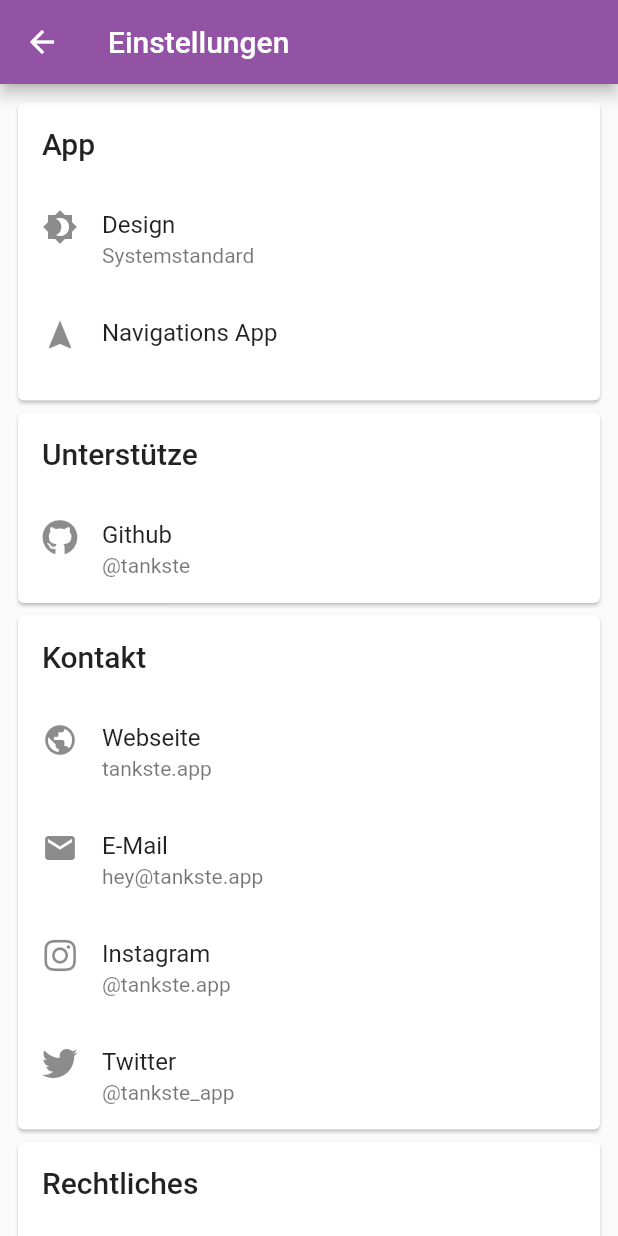
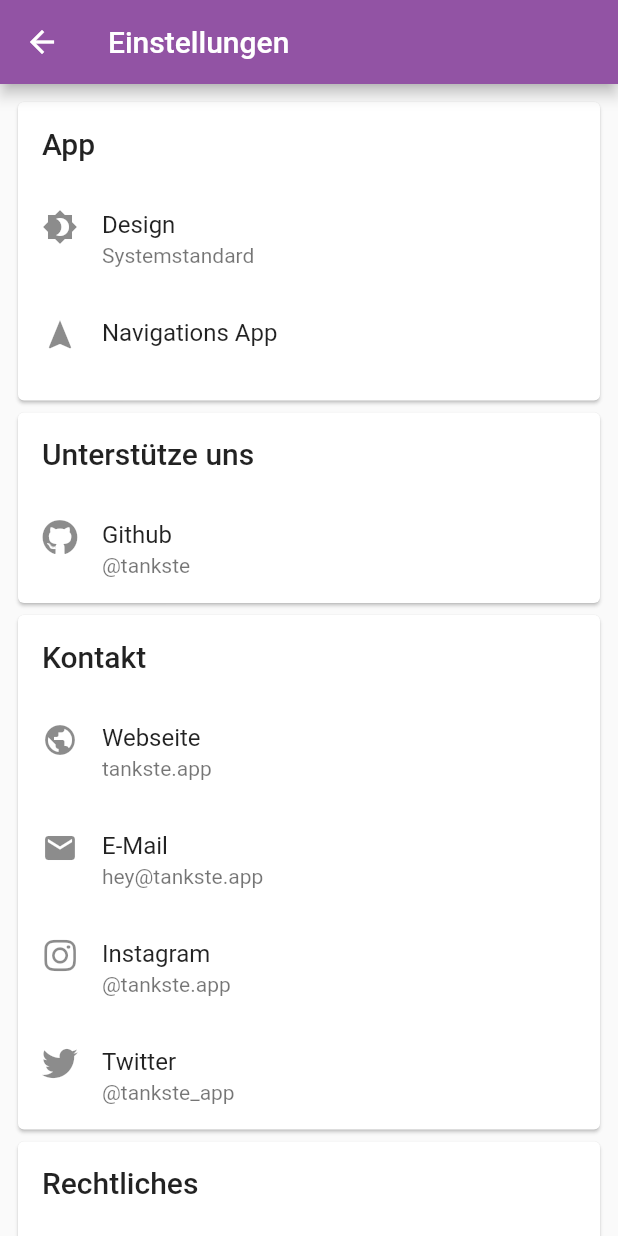
Before and after one commit to tankste/app, a Flutter app: the SettingsPage screen opened directly, on a phone screen of 412 x 824 dp. Run offline on Flutter 3.47's test engine with Material 2 defaults, Android fonts, the phone set to English and light mode, and no system bars; our stand-ins replace flutter_bloc, font_awesome_flutter, geolocator, google_maps_flutter, in_app_review, package_info_plus and 2 more; missing offline and left inert: apple_maps_flutter, map_launcher, open_street_map_flutter; accounts and stored records are empty; statements that could not run were skipped.

Commit message:
Fix typo

```diff
--- a/settings/lib/settings/settings_page.dart
+++ b/settings/lib/settings/settings_page.dart
@@ -32,7 +32,7 @@ class SettingsPage extends StatelessWidget {
     return [
       const SettingsCard(
           title: "App", items: [ThemeItem(), MapDestinationItem()]),
-      SettingsCard(title: "Unterstütze", items: [
+      SettingsCard(title: "Unterstütze uns", items: [
         ListTile(
             onTap: () {
               _openUrl("https://github.com/tankste");
```
